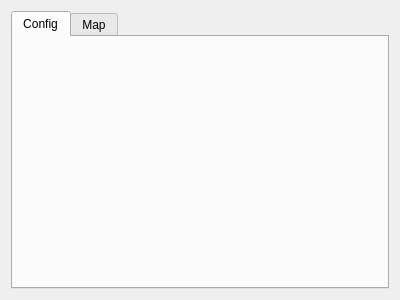
Old version of the form Hanse/Module_Navigation/form_navigation.ui in the repository iti-luebeck/HANSE2011.
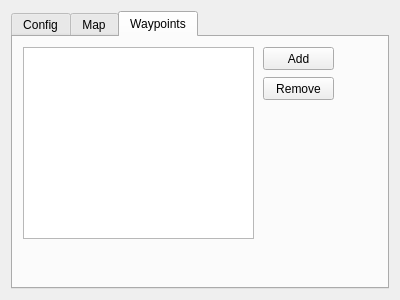
New version of the form. The open tabs and pages were chosen to show the change.

Patch:
```diff
--- a/Hanse/Module_Navigation/form_navigation.ui
+++ b/Hanse/Module_Navigation/form_navigation.ui
@@ -19,7 +19,7 @@
      <property name="currentIndex">
       <number>1</number>
      </property>
-     <widget class="QWidget" name="tab">
+     <widget class="QWidget" name="configTab">
       <attribute name="title">
        <string>Config</string>
       </attribute>
@@ -28,6 +28,57 @@
       <attribute name="title">
        <string>Map</string>
       </attribute>
+      <widget class="QGraphicsView" name="graphicsView">
+       <property name="geometry">
+        <rect>
+         <x>10</x>
+         <y>10</y>
+         <width>361</width>
+         <height>241</height>
+        </rect>
+       </property>
+      </widget>
+     </widget>
+     <widget class="QWidget" name="tab">
+      <attribute name="title">
+       <string>Waypoints</string>
+      </attribute>
+      <widget class="QListWidget" name="listWidget">
+       <property name="geometry">
+        <rect>
+         <x>10</x>
+         <y>10</y>
+         <width>231</width>
+         <height>192</height>
+        </rect>
+       </property>
+      </widget>
+      <widget class="QPushButton" name="addButton">
+       <property name="geometry">
+        <rect>
+         <x>250</x>
+         <y>10</y>
+         <width>71</width>
+         <height>23</height>
+        </rect>
+       </property>
+       <property name="text">
+        <string>Add</string>
+       </property>
+      </widget>
+      <widget class="QPushButton" name="removeButton">
+       <property name="geometry">
+        <rect>
+         <x>250</x>
+         <y>40</y>
+         <width>71</width>
+         <height>23</height>
+        </rect>
+       </property>
+       <property name="text">
+        <string>Remove</string>
+       </property>
+      </widget>
      </widget>
     </widget>
    </item>
```
Left out of the diff: 4 changed lines with no effect on the pictures.
